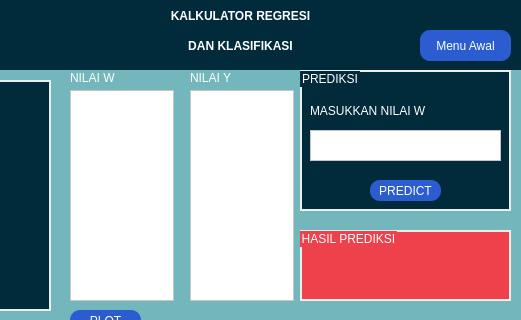
Old version of the form Modul_6.ui in the repository thaa15/proyekgui; both pictures show x 110 to 631 and y 0 to 320 of the 631 by 453 pixel window.
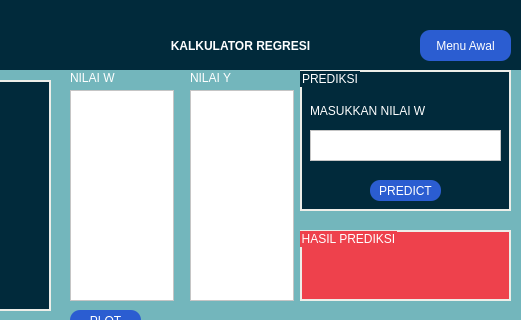
New version of the form.

What changed in the file:
```diff
--- a/Modul_6.ui
+++ b/Modul_6.ui
@@ -565,42 +565,11 @@
      </property>
     </widget>
    </widget>
-   <widget class="QLabel" name="label_2">
-    <property name="geometry">
-     <rect>
-      <x>200</x>
-      <y>30</y>
-      <width>301</width>
-      <height>31</height>
-     </rect>
-    </property>
-    <property name="font">
-     <font>
-      <weight>75</weight>
-      <bold>true</bold>
-     </font>
-    </property>
-    <property name="styleSheet">
-     <string notr="true">QLabel{
-	text-align: center;
-	color: white;
-	font-size: bold;
-	width: 100%;
-background:transparent;
-}</string>
-    </property>
-    <property name="text">
-     <string>DAN KLASIFIKASI</string>
-    </property>
-    <property name="alignment">
-     <set>Qt::AlignCenter</set>
-    </property>
-   </widget>
    <widget class="QLabel" name="label_7">
     <property name="geometry">
      <rect>
       <x>200</x>
-      <y>0</y>
+      <y>30</y>
       <width>301</width>
       <height>31</height>
      </rect>
```
